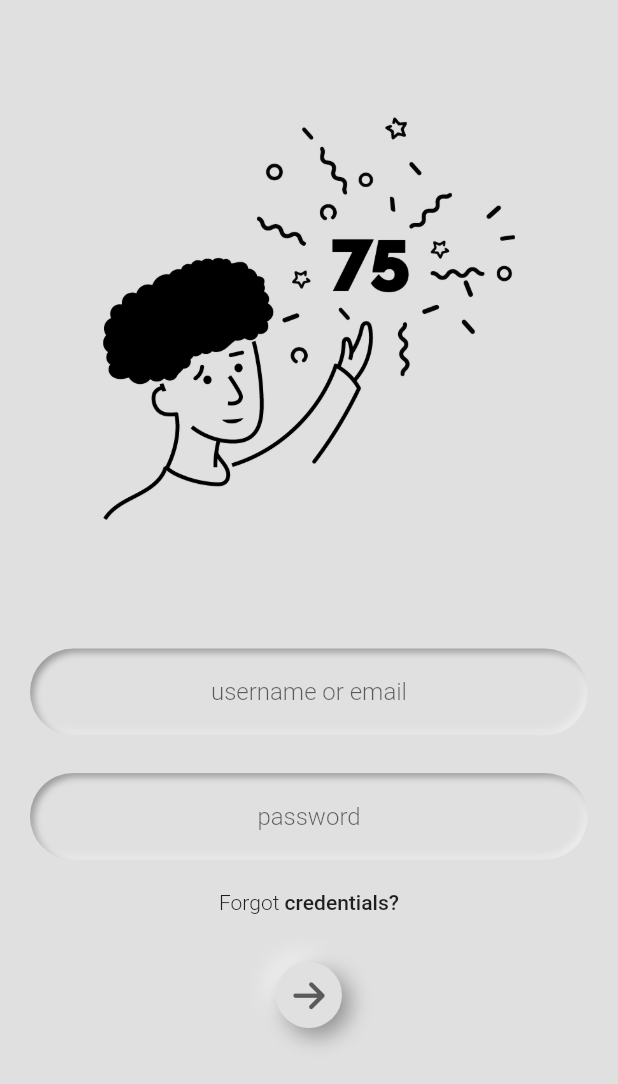
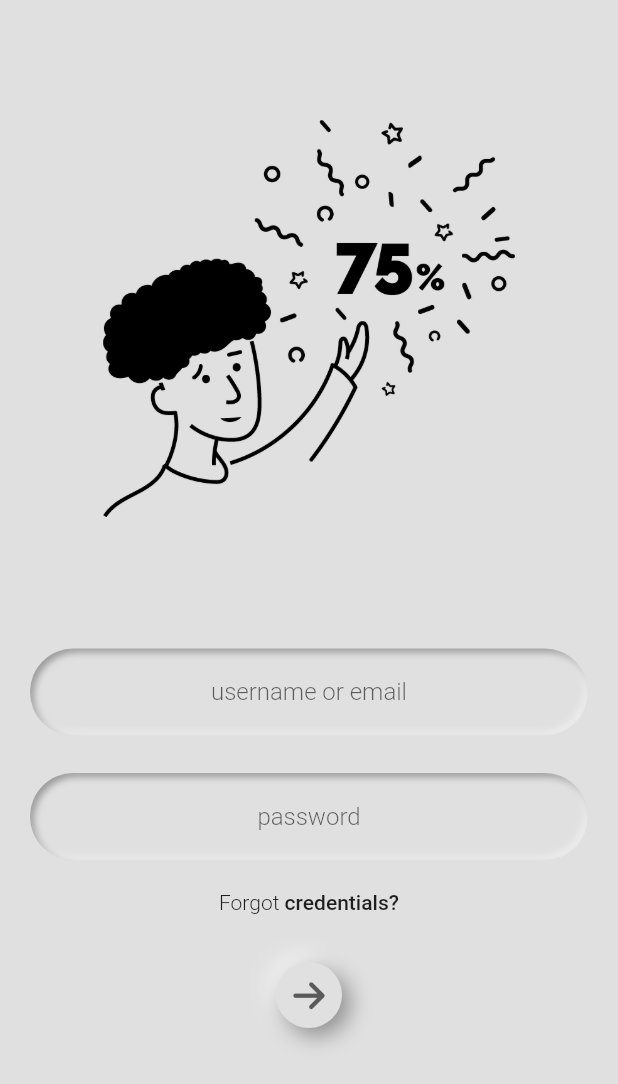
Before and after one commit to adamsyy/Seventy5, a Flutter app: the screen it shows after launch, on a phone screen of 412 x 824 dp. Shown: the top 1084 px of the screen. Run offline on Flutter 3.47's test engine with Material 2 defaults, Android fonts, the phone set to English and light mode, and no system bars; drawn by our look-alikes of flutter_neumorphic; our stand-ins replace font_awesome_flutter, page_transition, percent_indicator, rive, shared_preferences.

```diff
--- a/lib/Home.dart
+++ b/lib/Home.dart
@@ -123,7 +123,10 @@ class _HomeState extends State<Home> {
                                         child: Column(
                                           crossAxisAlignment: CrossAxisAlignment.start,
                                           children: [
-                                            Expanded(child: Text(subjectDetails[index].name.toUpperCase(),style: const TextStyle(fontSize: 17, fontWeight: FontWeight.w500))),
+                                            Expanded(child: Text(subjectDetails[index].name.toUpperCase().length>30?subjectDetails[index].name.toUpperCase().substring(0,30):subjectDetails[index].name.toUpperCase()
+
+
+                                                ,style: const TextStyle(fontSize: 17, fontWeight: FontWeight.w500))),
                                             const SizedBox(height: 10),
                                             Text(subjectDetails[index].present+"/"+subjectDetails[index].total),
                                             const SizedBox(height: 5),
--- a/lib/username.dart
+++ b/lib/username.dart
@@ -41,7 +41,7 @@ class _UsernameState extends State<Username> {
               crossAxisAlignment: CrossAxisAlignment.center,
               children: [
                 SizedBox(height: MediaQuery.of(context).size.height /15),
-                Image.asset("animation/pic.png",height: 275,width: 275,),
+                Image.asset("animation/pic2.png",height: 275,width: 275,),
                 SizedBox(height: MediaQuery.of(context).size.height /10),
                 Neumorphic(
                     padding: EdgeInsets.all(5),
--- a/pubspec.yaml
+++ b/pubspec.yaml
@@ -68,6 +68,7 @@ flutter:
     - animation/4.riv
     - animation/Asset1.png
     - animation/pic.png
+    - animation/pic2.png
 
 
 
```
Also changed, not shown: animation/pic2.png (added).
